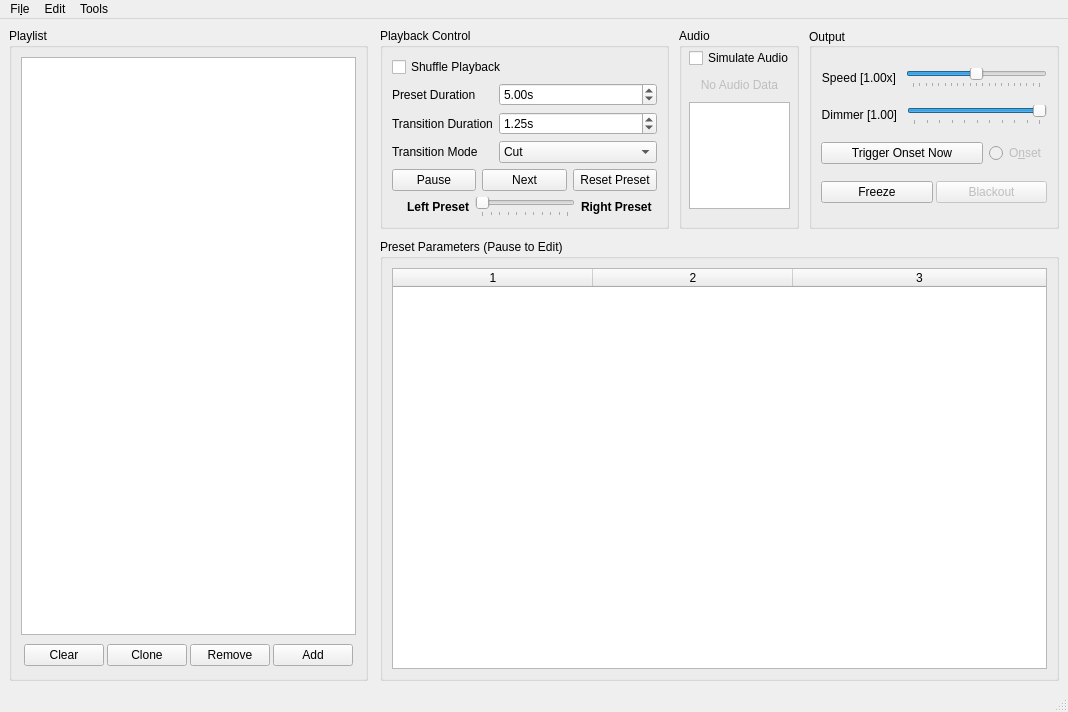
Before: the Qt Designer form ui/firemix.ui in Openlights/firemix, drawn with Qt 5.
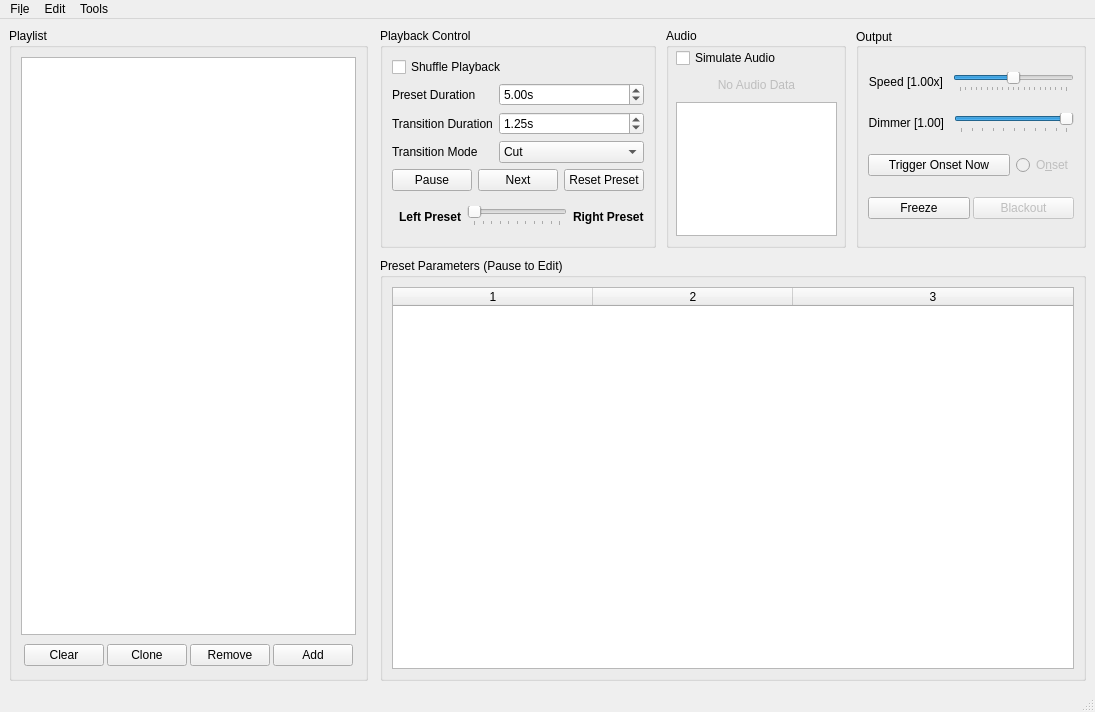
After: the same form once the commit is applied. Custom widgets are drawn as their Qt base class.

Commit message: FFT visualization

Diff of the .ui file:
```diff
--- a/ui/firemix.ui
+++ b/ui/firemix.ui
@@ -301,8 +301,8 @@
            <widget class="QGroupBox" name="groupBox_4">
             <property name="minimumSize">
              <size>
-              <width>120</width>
-              <height>0</height>
+              <width>180</width>
+              <height>220</height>
              </size>
             </property>
             <property name="title">
@@ -313,11 +313,14 @@
               <rect>
                <x>10</x>
                <y>20</y>
-               <width>101</width>
-               <height>161</height>
+               <width>161</width>
+               <height>188</height>
               </rect>
              </property>
              <layout class="QVBoxLayout" name="verticalLayout_2">
+              <property name="sizeConstraint">
+               <enum>QLayout::SetMinimumSize</enum>
+              </property>
               <item>
                <widget class="QCheckBox" name="cb_simulate_audio">
                 <property name="text">
@@ -344,17 +347,32 @@
               <item>
                <widget class="QGraphicsView" name="fft_graphics_view">
                 <property name="sizePolicy">
-                 <sizepolicy hsizetype="Expanding" vsizetype="Preferred">
+                 <sizepolicy hsizetype="Fixed" vsizetype="Fixed">
                   <horstretch>0</horstretch>
                   <verstretch>0</verstretch>
                  </sizepolicy>
                 </property>
+                <property name="minimumSize">
+                 <size>
+                  <width>128</width>
+                  <height>128</height>
+                 </size>
+                </property>
                 <property name="maximumSize">
                  <size>
                   <width>16777215</width>
-                  <height>150</height>
+                  <height>16777215</height>
                  </size>
                 </property>
+                <property name="frameShadow">
+                 <enum>QFrame::Plain</enum>
+                </property>
+                <property name="verticalScrollBarPolicy">
+                 <enum>Qt::ScrollBarAlwaysOff</enum>
+                </property>
+                <property name="horizontalScrollBarPolicy">
+                 <enum>Qt::ScrollBarAlwaysOff</enum>
+                </property>
                 <property name="interactive">
                  <bool>false</bool>
                 </property>
@@ -362,8 +380,8 @@
                  <rectf>
                   <x>0.000000000000000</x>
                   <y>0.000000000000000</y>
-                  <width>64.000000000000000</width>
-                  <height>64.000000000000000</height>
+                  <width>128.000000000000000</width>
+                  <height>128.000000000000000</height>
                  </rectf>
                 </property>
                </widget>
```
The commit also changes 1 other file.
